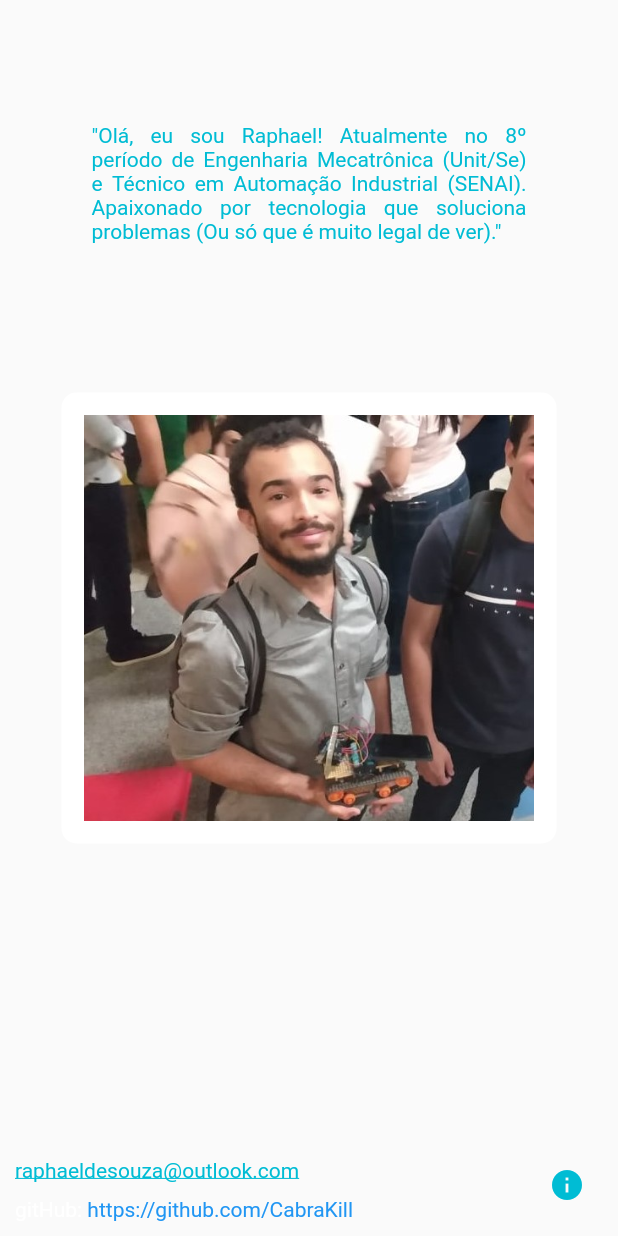
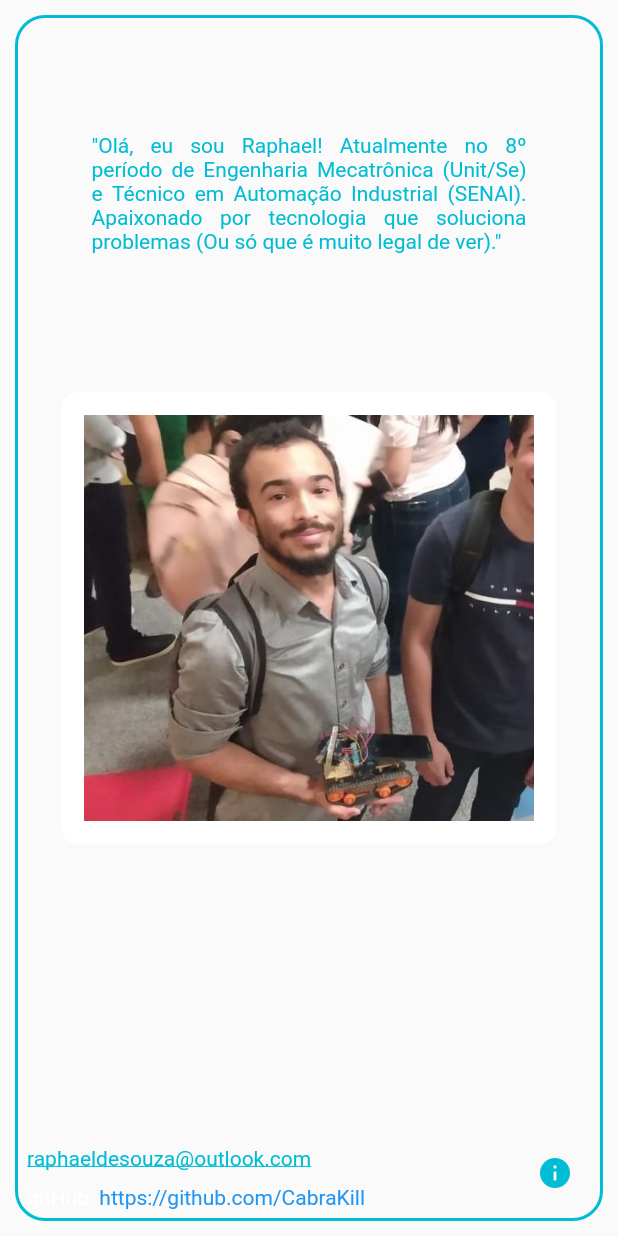
Before and after one commit to CabraKill/portfolio, a Flutter app: the InfoPage widget shown alone on an empty page, opened directly, on a phone screen of 412 x 824 dp. Run offline on Flutter 3.47's test engine with Material 2 defaults, Android fonts, the phone set to English and light mode, and no system bars; our stand-ins replace flare_flutter, get, video_player; missing offline and left inert: clipboard.

Commit message:
version 1.1.1; info boder

```diff
--- a/lib/pages/subpages/Info/info_Page.dart
+++ b/lib/pages/subpages/Info/info_Page.dart
@@ -12,9 +12,13 @@ class InfoPage extends StatelessWidget {
 
   @override
   Widget build(BuildContext context) {
-    return SafeArea(
-      child: Padding(
-        padding: EdgeInsets.all(10),
+    return Padding(
+      padding: EdgeInsets.all(10),
+      child: Container(
+        decoration: BoxDecoration(
+            borderRadius: BorderRadius.circular(20),
+            border: Border.all(color: Colors.cyan, width: 2)),
+        padding: const EdgeInsets.all(6),
         child: Stack(
           children: [
             Align(
--- a/lib/pages/subpages/intro/intro_Page.dart
+++ b/lib/pages/subpages/intro/intro_Page.dart
@@ -17,7 +17,7 @@ class IntroPage extends StatelessWidget {
         decoration: BoxDecoration(
             borderRadius: BorderRadius.circular(20),
             border: Border.all(color: Colors.cyan, width: 2)),
-        padding: EdgeInsets.all(6),
+        padding: const EdgeInsets.all(6),
         child: Stack(
           children: [
             Align(
--- a/pubspec.yaml
+++ b/pubspec.yaml
@@ -3,7 +3,7 @@ description: A Portfolio to seek for what I am.
 
 publish_to: 'none' # Remove this line if you wish to publish to pub.dev
 
-version: 1.1.0 #+1
+version: 1.1.2 #+1
 
 environment:
   sdk: ">=2.7.0 <3.0.0"
```
Also changed, not shown: 3 other files.
